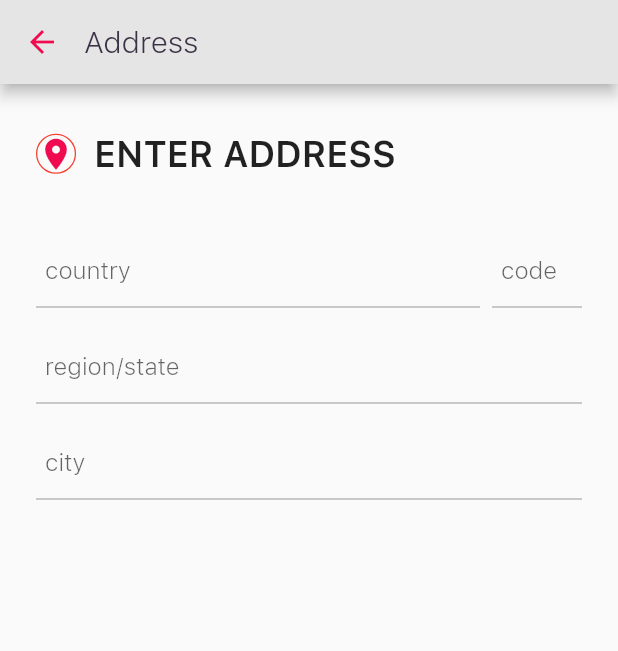
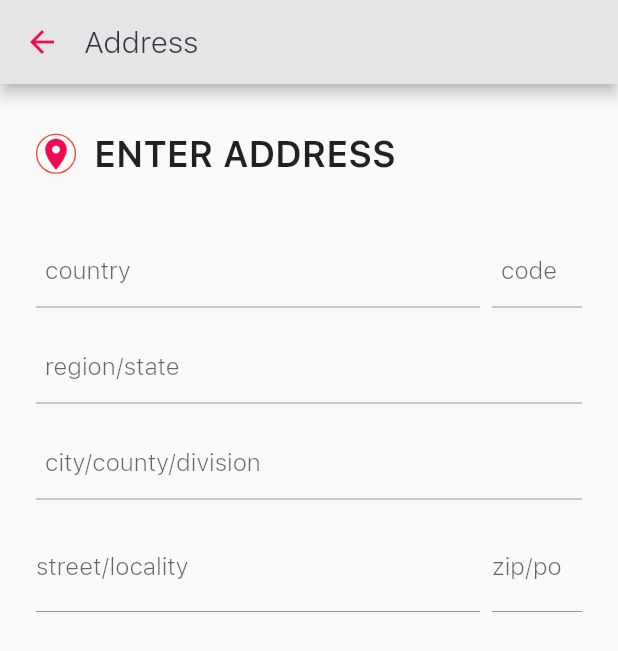
Before and after one commit to mostafizurrahman/plasma_bank, a Flutter app: the AddressWidget screen opened by its route, on a phone screen of 412 x 824 dp. Shown: the top 651 px of the screen. Run offline on Flutter 3.47's test engine with Material 2 defaults, Android fonts, the phone set to English and light mode, and no system bars; our stand-ins replace camera, cloud_firestore, connectivity, csv, geolocator, rxdart and 2 more; missing offline and left inert: app_settings, flutter_statusbarcolor; accounts and stored records are empty; network calls fail; statements that could not run were skipped.

Commit message:
address picker completed

```diff
--- a/plasma_bank/lib/widgets/address_widget.dart
+++ b/plasma_bank/lib/widgets/address_widget.dart
@@ -21,12 +21,13 @@ class AddressWidget extends BaseWidget {
 class _AddressState extends State<AddressWidget> {
   bool skipPopup = false;
 
+  final TextEditingController _zipController = TextEditingController();
   final TextConfig _countryConfig = TextConfig('country');
 
   final TextConfig _countryCodeConfig = TextConfig('code');
   final TextConfig _regionConfig = TextConfig('region/state');
-  final TextConfig _cityConfig = TextConfig('city');
-  final TextConfig _streetConfig = TextConfig('street');
+  final TextConfig _cityConfig = TextConfig('city/county/division');
+  final TextConfig _streetConfig = TextConfig('street/locality');
 
   @override
   void initState() {
@@ -37,6 +38,8 @@ class _AddressState extends State<AddressWidget> {
     this._countryCodeConfig.controller.text = _city.countryName;
     this._regionConfig.controller.text = _city.regionName;
     this._cityConfig.controller.text = _city.cityName;
+    this._streetConfig.controller.text = _city.street + ", " + _city.subStreet;
+    this._zipController.text = _city.postalCode;
   }
 
   @override
@@ -90,6 +93,7 @@ class _AddressState extends State<AddressWidget> {
                     _getCountry(),
                     _getRegion(),
                     _getCity(),
+                    _geStreet(),
                   ],
                 ),
               ),
@@ -97,6 +101,72 @@ class _AddressState extends State<AddressWidget> {
           ),
         ),
       ),
+    );
+  }
+
+  _onChangedStreet(String value) {}
+
+  _onChangedZip(String value){}
+
+  Widget _geStreet() {
+//    _streetConfig
+    return Row(
+      children: [
+        Expanded(
+          child: Padding(
+            padding: EdgeInsets.only(top: 8, bottom: 8),
+            child: new TextField(
+              controller: _streetConfig.controller,
+              focusNode: _streetConfig.focusNode,
+              onChanged: _onChangedStreet,
+              maxLength: 50,
+              decoration: InputDecoration(
+                  focusedBorder: UnderlineInputBorder(
+                    borderSide:
+                        BorderSide(color: AppStyle.theme(), width: 0.75),
+                  ),
+                  enabledBorder: UnderlineInputBorder(
+                    borderSide:
+                        BorderSide(color: AppStyle.txtLine(), width: 0.75),
+                  ),
+                  labelText: _streetConfig.labelText.toLowerCase(),
+                  counterText: ""),
+              textInputAction: TextInputAction.done,
+              onEditingComplete: () =>
+                  FocusScope.of(context).requestFocus(FocusNode()),
+            ),
+          ),
+        ),
+        SizedBox(
+          width: AppStyle.PADDING_S,
+        ),
+
+        //locationProvider.gpsCity
+        Container(
+          width: 60,
+          child: new TextField(
+            controller: _zipController,
+            onChanged: _onChangedStreet,
+            maxLength: 6,
+            inputFormatters: [WhitelistingTextInputFormatter.digitsOnly],
+            keyboardType: TextInputType.number,
+            decoration: InputDecoration(
+                focusedBorder: UnderlineInputBorder(
+                  borderSide:
+                  BorderSide(color: AppStyle.theme(), width: 0.75),
+                ),
+                enabledBorder: UnderlineInputBorder(
+                  borderSide:
+                  BorderSide(color: AppStyle.txtLine(), width: 0.75),
+                ),
+                labelText: 'zip/po',
+                counterText: ""),
+            textInputAction: TextInputAction.done,
+            onEditingComplete: () =>
+                FocusScope.of(context).requestFocus(FocusNode()),
+          ),
+        ),
+      ],
     );
   }
 
@@ -115,20 +185,21 @@ class _AddressState extends State<AddressWidget> {
           child: WidgetTemplate.getTextField(
             this._countryConfig,
             onTap: () {
-              if (this._countryConfig.focusNode.hasFocus) {
-                _openCountryList();
-              }
+//              if (this._countryConfig.focusNode.hasFocus) {
+              _openCountryList();
+//              }
             },
           ),
         ),
         SizedBox(
           width: AppStyle.PADDING_S,
         ),
+
         Container(
           width: 60,
           child: WidgetTemplate.getTextField(this._countryCodeConfig,
               isReadOnly: true),
-        )
+        ),
       ],
     );
   }
@@ -141,7 +212,6 @@ class _AddressState extends State<AddressWidget> {
         _countryList, _onCountrySelected, _onPopupClosed, 'PICK YOUR COUNTRY');
   }
 
-
   _openRegionList() async {
     WidgetProvider.loading(context);
     final _name = this._countryConfig.controller.text;
@@ -149,52 +219,35 @@ class _AddressState extends State<AddressWidget> {
     final Country _country = Country(countryName: _name, countryCode: _code);
     final _originList = await locationProvider.getRegionList(_country);
     Navigator.pop(context);
-    if(_originList != null) {
+    if (_originList != null) {
       Future.delayed(
         Duration(milliseconds: 100),
-            () {
-          this._openPopUp(
-              _originList, _onRegionSelected, _onPopupClosed, "PLACE OF $_name");
+        () {
+          this._openPopUp(_originList, _onRegionSelected, _onPopupClosed,
+              "PLACE OF $_name");
         },
       );
     }
   }
 
-
   _openCityList() async {
     WidgetProvider.loading(context);
     final _code = this._countryCodeConfig.controller.text;
     String _state = this._regionConfig.controller.text.toLowerCase();
-    if(_state.contains('union state of')){
-      _state = _state.toLowerCase().replaceAll('union state of', '');
-    }
-    if(_state.contains('state of')){
-      _state = _state.toLowerCase().replaceAll('state of', '');
-    }
-    if(_state.contains('division')){
-      _state = _state.replaceAll('division', '');
-    }
-    if(_state.contains('district')){
-      _state = _state.replaceAll('district', '');
-    }
-
-
-    final _regionName = this._regionConfig.controller.text.split(" ")[0];
-    final _region = Region(countryName:_code, regionName:_state);
+    _state = this._clearPlace(_state);
+    final _region = Region(countryName: _code, regionName: _state);
     final _dataList = await locationProvider.getCityList(_region);
     Navigator.pop(context);
-    if (_dataList != null){
+    if (_dataList != null) {
       Future.delayed(
         Duration(milliseconds: 100),
-            () {
+        () {
           this._openPopUp(
-              _dataList, _onCitySelected, _onPopupClosed, "PLACE OF $_regionName");
+              _dataList, _onCitySelected, _onPopupClosed, "PLACE OF $_state");
         },
       );
     }
   }
-
-
 
   _onRegionSelected(final _data) {
     if (_data is Region) {
@@ -202,8 +255,8 @@ class _AddressState extends State<AddressWidget> {
     }
   }
 
-  _onCitySelected(final _data){
-    if(_data is City){
+  _onCitySelected(final _data) {
+    if (_data is City) {
       this._cityConfig.controller.text = _data.cityName;
     }
   }
@@ -249,4 +302,21 @@ class _AddressState extends State<AddressWidget> {
       },
     );
   }
+
+  String _clearPlace(String _place) {
+    String _state = _place;
+    if (_state.contains('union state of')) {
+      _state = _state.toLowerCase().replaceAll('union state of', '');
+    }
+    if (_state.contains('state of')) {
+      _state = _state.toLowerCase().replaceAll('state of', '');
+    }
+    if (_state.contains('division')) {
+      _state = _state.replaceAll('division', '');
+    }
+    if (_state.contains('district')) {
+      _state = _state.replaceAll('district', '');
+    }
+    return _state;
+  }
 }
```
Also changed, not shown: plasma_bank/lib/app_utils/location_provider.dart (+90 -10 lines).
